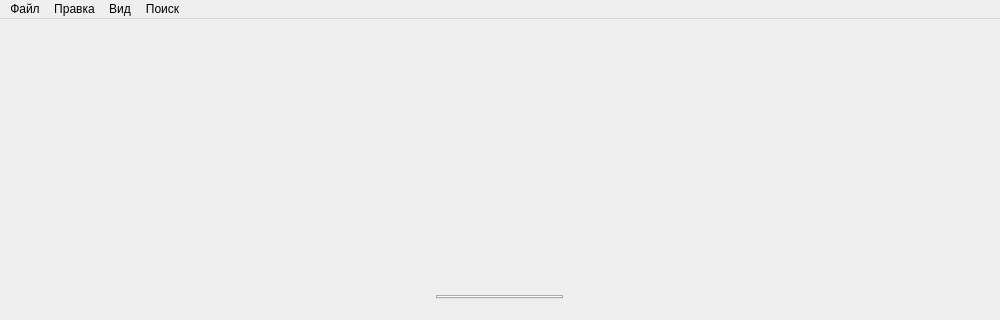
al-indigo/Dialeqt, file dialeqt.ui: the form before one commit; both pictures show x 0 to 1000 and y 0 to 320 of the 1000 by 575 pixel window.
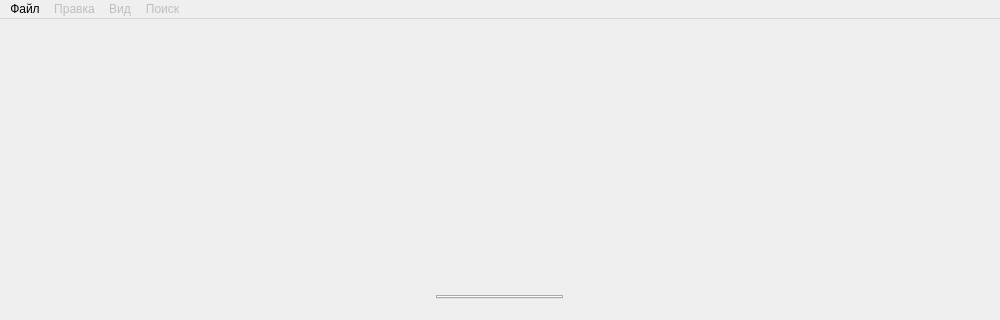
The form after the commit. Custom widgets are drawn as their Qt base class.

What changed in the file:
```diff
--- a/dialeqt.ui
+++ b/dialeqt.ui
@@ -74,6 +74,9 @@
     <addaction name="action_9"/>
    </widget>
    <widget class="QMenu" name="menu_2">
+    <property name="enabled">
+     <bool>false</bool>
+    </property>
     <property name="title">
      <string>Правка</string>
     </property>
@@ -85,6 +88,9 @@
     <addaction name="action_15"/>
    </widget>
    <widget class="QMenu" name="menu_3">
+    <property name="enabled">
+     <bool>false</bool>
+    </property>
     <property name="title">
      <string>Вид</string>
     </property>
@@ -98,6 +104,9 @@
     <addaction name="action_23"/>
    </widget>
    <widget class="QMenu" name="menu_4">
+    <property name="enabled">
+     <bool>false</bool>
+    </property>
     <property name="title">
      <string>Поиск</string>
     </property>
```
Left out of the diff: 12 changed lines with no effect on the pictures.
